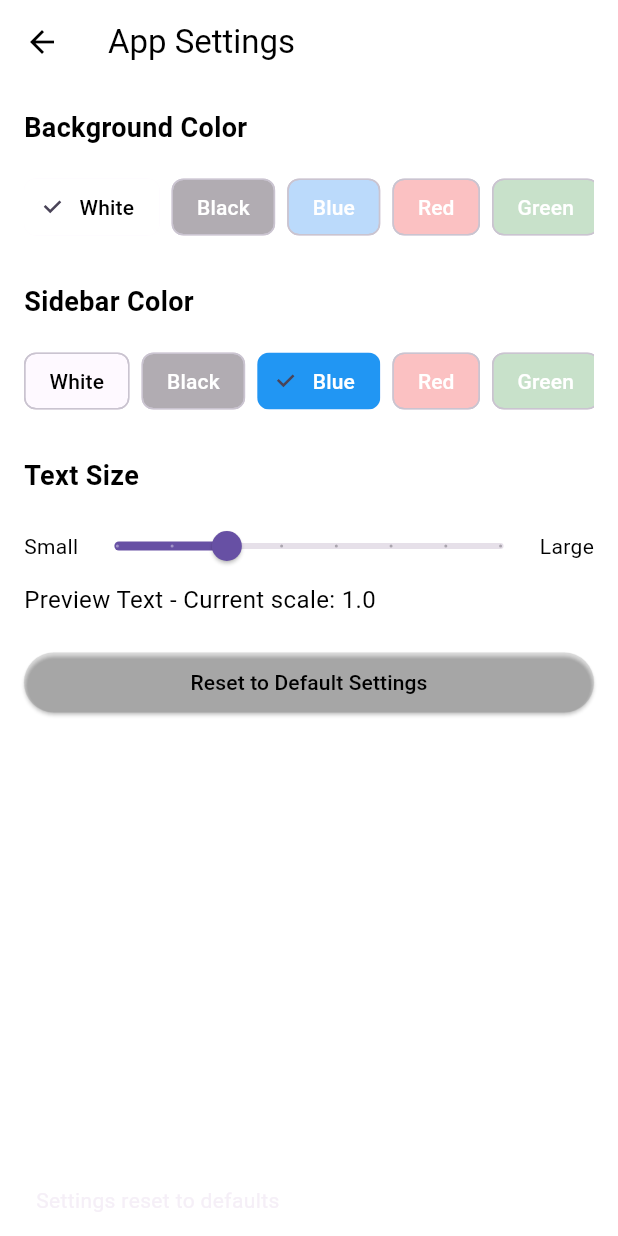
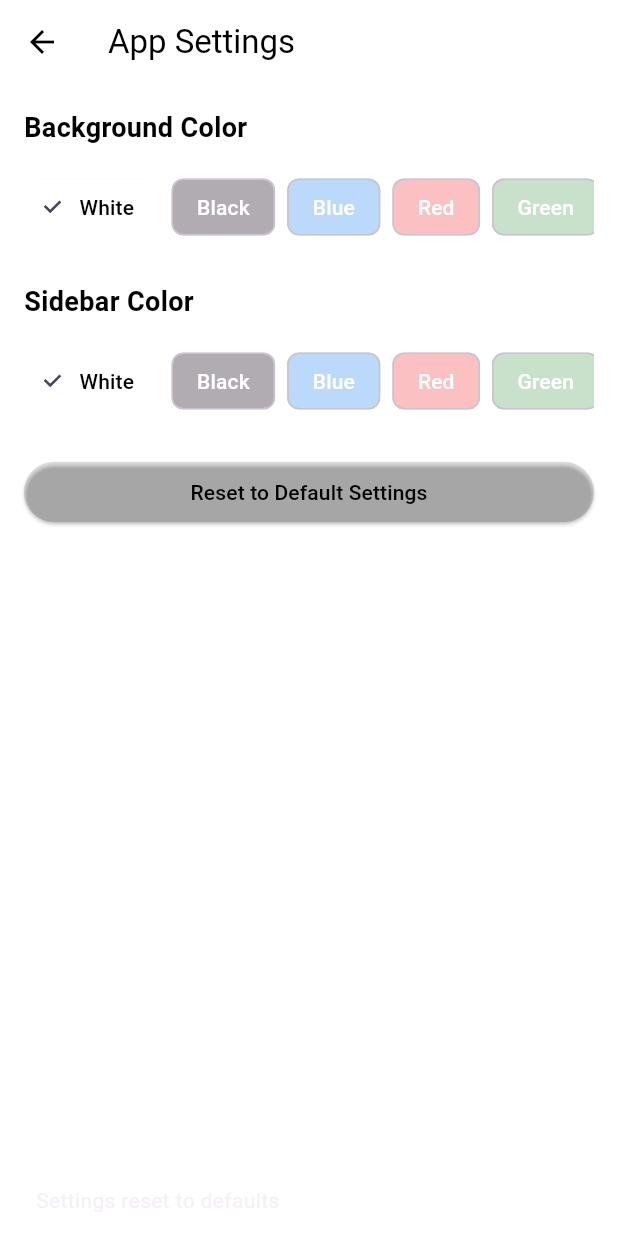
Before and after one commit to G1uli/HADS_GiulianoNCenci_ReadingApp, a Flutter app: the SettingsScreen screen opened directly, after a tap on "Reset to Default Settings", on a phone screen of 412 x 824 dp. Run offline on Flutter 3.47's test engine with Material 3 defaults, Android fonts, the phone set to English and light mode, and no system bars; our stand-ins replace file_picker, permission_handler, shared_preferences, sqflite, webview_flutter; missing offline and left inert: syncfusion_flutter_pdf; accounts and stored records are empty.

Commit message:
Removed text scalling and adjusted size
Removida a configuração de aumentar e diminuir as letras e ajustado os tamanhos das box de históricos

```diff
--- a/lib/screens/history_screen.dart
+++ b/lib/screens/history_screen.dart
@@ -201,7 +201,7 @@ class _HistoryScreenState extends State<HistoryScreen> {
     String displayUrl = session.url;
 
     return Card(
-      margin: const EdgeInsets.symmetric(horizontal: 20, vertical: 2),
+      margin: const EdgeInsets.symmetric(horizontal: 20, vertical: 5),
       child: ListTile(
         leading: Icon(
           session.isFavorite ? Icons.star : Icons.history,
--- a/lib/screens/home_screen.dart
+++ b/lib/screens/home_screen.dart
@@ -24,9 +24,10 @@ class _HomeScreenState extends State<HomeScreen> {
     'https://mangadex.org',
     'https://www.webnovel.com',
     'https://www.royalroad.com',
+    'https://openlibrary.org',
   ];
 
-  String _selectedUrl = 'https://mangadex.org';
+  String _selectedUrl = 'https://openlibrary.org';
   late final WebViewController _webViewController;
   bool _isLoading = true;
 
@@ -174,7 +175,9 @@ class _HomeScreenState extends State<HomeScreen> {
           IconButton(
             icon: Icon(
               Icons.favorite,
-              color: _getTextColorForBackground(_settingsService.backgroundColor),
+              color: _getTextColorForBackground(
+                _settingsService.backgroundColor,
+              ),
             ),
             onPressed: _saveCurrentSessionAsFavorite,
             tooltip: 'Save Current Session',
@@ -183,7 +186,9 @@ class _HomeScreenState extends State<HomeScreen> {
           IconButton(
             icon: Icon(
               Icons.picture_as_pdf,
-              color: _getTextColorForBackground(_settingsService.backgroundColor),
+              color: _getTextColorForBackground(
+                _settingsService.backgroundColor,
+              ),
             ),
             onPressed: () {
               Navigator.push(
@@ -199,7 +204,9 @@ class _HomeScreenState extends State<HomeScreen> {
           IconButton(
             icon: Icon(
               Icons.settings,
-              color: _getTextColorForBackground(_settingsService.backgroundColor),
+              color: _getTextColorForBackground(
+                _settingsService.backgroundColor,
+              ),
             ),
             onPressed: () {
               Navigator.push(
@@ -217,7 +224,9 @@ class _HomeScreenState extends State<HomeScreen> {
           IconButton(
             icon: Icon(
               Icons.exit_to_app,
-              color: _getTextColorForBackground(_settingsService.backgroundColor),
+              color: _getTextColorForBackground(
+                _settingsService.backgroundColor,
+              ),
             ),
             onPressed: () async {
               await _authService.logout();
@@ -239,7 +248,9 @@ class _HomeScreenState extends State<HomeScreen> {
               child: Text(
                 'Reading Sites',
                 style: TextStyle(
-                  color: _getTextColorForBackground(_settingsService.sidebarColor),
+                  color: _getTextColorForBackground(
+                    _settingsService.sidebarColor,
+                  ),
                   fontSize: 24,
                 ),
               ),
@@ -249,12 +260,16 @@ class _HomeScreenState extends State<HomeScreen> {
             ListTile(
               leading: Icon(
                 Icons.history,
-                color: _getTextColorForBackground(_settingsService.sidebarColor),
+                color: _getTextColorForBackground(
+                  _settingsService.sidebarColor,
+                ),
               ),
               title: Text(
                 'Reading History',
                 style: TextStyle(
-                  color: _getTextColorForBackground(_settingsService.sidebarColor),
+                  color: _getTextColorForBackground(
+                    _settingsService.sidebarColor,
+                  ),
                 ),
               ),
               onTap: () {
@@ -276,7 +291,9 @@ class _HomeScreenState extends State<HomeScreen> {
                 title: Text(
                   Uri.parse(url).host,
                   style: TextStyle(
-                    color: _getTextColorForBackground(_settingsService.sidebarColor),
+                    color: _getTextColorForBackground(
+                      _settingsService.sidebarColor,
+                    ),
                   ),
                 ),
                 onTap: () {
@@ -293,12 +310,16 @@ class _HomeScreenState extends State<HomeScreen> {
             ListTile(
               leading: Icon(
                 Icons.picture_as_pdf,
-                color: _getTextColorForBackground(_settingsService.sidebarColor),
+                color: _getTextColorForBackground(
+                  _settingsService.sidebarColor,
+                ),
               ),
               title: Text(
                 'PDF to Text Converter',
                 style: TextStyle(
-                  color: _getTextColorForBackground(_settingsService.sidebarColor),
+                  color: _getTextColorForBackground(
+                    _settingsService.sidebarColor,
+                  ),
                 ),
               ),
               onTap: () {
@@ -316,12 +337,16 @@ class _HomeScreenState extends State<HomeScreen> {
             ListTile(
               leading: Icon(
                 Icons.people,
-                color: _getTextColorForBackground(_settingsService.sidebarColor),
+                color: _getTextColorForBackground(
+                  _settingsService.sidebarColor,
+                ),
               ),
               title: Text(
                 'Registered Accounts',
                 style: TextStyle(
-                  color: _getTextColorForBackground(_settingsService.sidebarColor),
+                  color: _getTextColorForBackground(
+                    _settingsService.sidebarColor,
+                  ),
                 ),
               ),
               onTap: () {
@@ -339,12 +364,16 @@ class _HomeScreenState extends State<HomeScreen> {
             ListTile(
               leading: Icon(
                 Icons.settings,
-                color: _getTextColorForBackground(_settingsService.sidebarColor),
+                color: _getTextColorForBackground(
+                  _settingsService.sidebarColor,
+                ),
               ),
               title: Text(
                 'Settings',
                 style: TextStyle(
-                  color: _getTextColorForBackground(_settingsService.sidebarColor),
+                  color: _getTextColorForBackground(
+                    _settingsService.sidebarColor,
+                  ),
                 ),
               ),
               onTap: () {
--- a/lib/screens/settings_screen.dart
+++ b/lib/screens/settings_screen.dart
@@ -14,7 +14,6 @@ class _SettingsScreenState extends State<SettingsScreen> {
   final SettingsService _settingsService = SettingsService();
   late Color _selectedBackgroundColor;
   late Color _selectedSidebarColor;
-  late double _fontScale;
 
   // Predefined color options
   final List<Color> _colorOptions = [
@@ -48,7 +47,6 @@ class _SettingsScreenState extends State<SettingsScreen> {
     super.initState();
     _selectedBackgroundColor = _settingsService.backgroundColor;
     _selectedSidebarColor = _settingsService.sidebarColor;
-    _fontScale = _settingsService.fontScale;
   }
 
   // Helper method to determine text color based on background brightness
@@ -58,7 +56,7 @@ class _SettingsScreenState extends State<SettingsScreen> {
         : Colors.white;
   }
 
-  // Helper method to compare colors without using deprecated .value
+  // Helper method to compare colors without using deprecated value
   bool _colorsAreEqual(Color color1, Color color2) {
     return color1.red == color2.red &&
         color1.green == color2.green &&
@@ -127,7 +125,6 @@ class _SettingsScreenState extends State<SettingsScreen> {
                           _settingsService.saveBackgroundColor(
                             _colorOptions[index],
                           );
-                          // Refresh the screen to update colors immediately
                           if (mounted) {
                             setState(() {});
                           }
@@ -203,75 +200,14 @@ class _SettingsScreenState extends State<SettingsScreen> {
               ),
             ),
             const SizedBox(height: 20),
-
-            // Font Size Scaling
-            Text(
-              'Text Size',
-              style: TextStyle(
-                fontSize: 18,
-                fontWeight: FontWeight.bold,
-                color: _getTextColorForBackground(
-                  _settingsService.backgroundColor,
-                ),
-              ),
-            ),
-            const SizedBox(height: 10),
-            Row(
-              children: [
-                Text(
-                  'Small',
-                  style: TextStyle(
-                    color: _getTextColorForBackground(
-                      _settingsService.backgroundColor,
-                    ),
-                  ),
-                ),
-                Expanded(
-                  child: Slider(
-                    value: _fontScale,
-                    min: 0.8,
-                    max: 1.5,
-                    divisions: 7,
-                    label: _fontScale.toStringAsFixed(1),
-                    onChanged: (value) {
-                      setState(() {
-                        _fontScale = value;
-                      });
-                      _settingsService.saveFontScale(value);
-                    },
-                  ),
-                ),
-                Text(
-                  'Large',
-                  style: TextStyle(
-                    color: _getTextColorForBackground(
-                      _settingsService.backgroundColor,
-                    ),
-                  ),
-                ),
-              ],
-            ),
-            Text(
-              'Preview Text - Current scale: ${_fontScale.toStringAsFixed(1)}',
-              style: TextStyle(
-                fontSize: 16 * _fontScale,
-                color: _getTextColorForBackground(
-                  _settingsService.backgroundColor,
-                ),
-              ),
-            ),
-            const SizedBox(height: 20),
-
             // Reset to Defaults
             ElevatedButton(
               onPressed: () {
                 setState(() {
                   _selectedBackgroundColor = Colors.white;
-                  _selectedSidebarColor = Colors.blue;
-                  _fontScale = 1.0;
+                  _selectedSidebarColor = Colors.white;
                 });
                 _settingsService.resetToDefaults();
-                // Refresh to show changes immediately
                 if (mounted) {
                   setState(() {});
                 }
```
